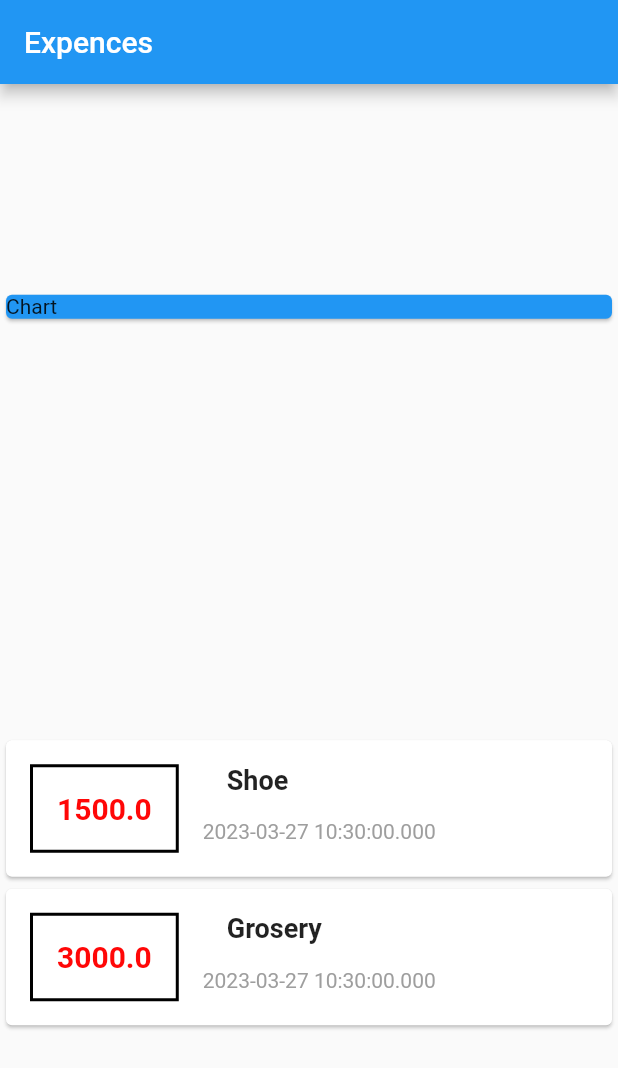
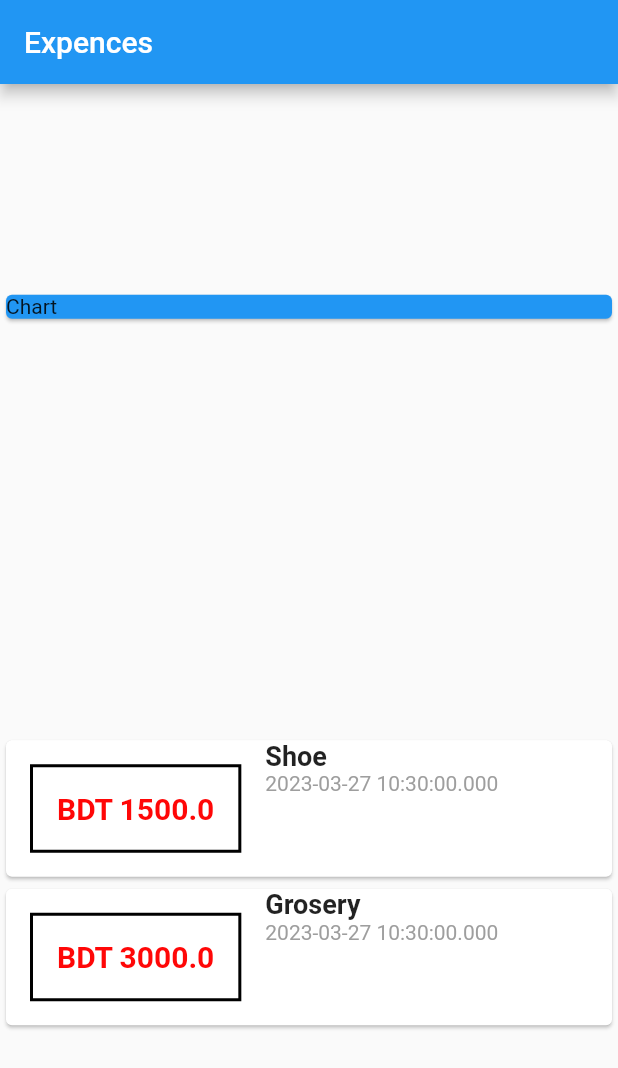
Before and after one commit to kaziashike/Personal-Expence, a Flutter app: the screen it shows after launch, on a phone screen of 412 x 824 dp. Shown: the top 1068 px of the screen. Run offline on Flutter 3.47's test engine with Material 2 defaults, Android fonts, the phone set to English and light mode, and no system bars.

Commit message:
Working i guess??

```diff
--- a/lib/main.dart
+++ b/lib/main.dart
@@ -1,4 +1,5 @@
 import 'package:flutter/material.dart';
+import 'package:intl/intl.dart';
 import 'package:personal_expence/transection.dart';
 
 void main() {
@@ -50,7 +51,7 @@ class MyHomePage extends StatelessWidget {
                       margin: EdgeInsets.all(16),
                       padding: EdgeInsets.all(16),
                       child: Text(
-                        tx.cost.toString(),
+                        'BDT ' + tx.cost.toString(),
                         style: TextStyle(
                             fontWeight: FontWeight.bold,
                             fontSize: 20,
@@ -60,15 +61,15 @@ class MyHomePage extends StatelessWidget {
                           border: Border.all(color: Colors.black, width: 2)),
                     ),
                     Column(
+                      mainAxisAlignment: MainAxisAlignment.center,
                       crossAxisAlignment: CrossAxisAlignment.start,
                       children: [
                         Container(
-                            padding: EdgeInsets.all(16),
                             child: Text(
-                              tx.title,
-                              style: TextStyle(
-                                  fontSize: 18, fontWeight: FontWeight.bold),
-                            )),
+                          tx.title,
+                          style: TextStyle(
+                              fontSize: 18, fontWeight: FontWeight.bold),
+                        )),
                         Text(
                           tx.date.toString(),
                           style: TextStyle(color: Colors.grey),
```
